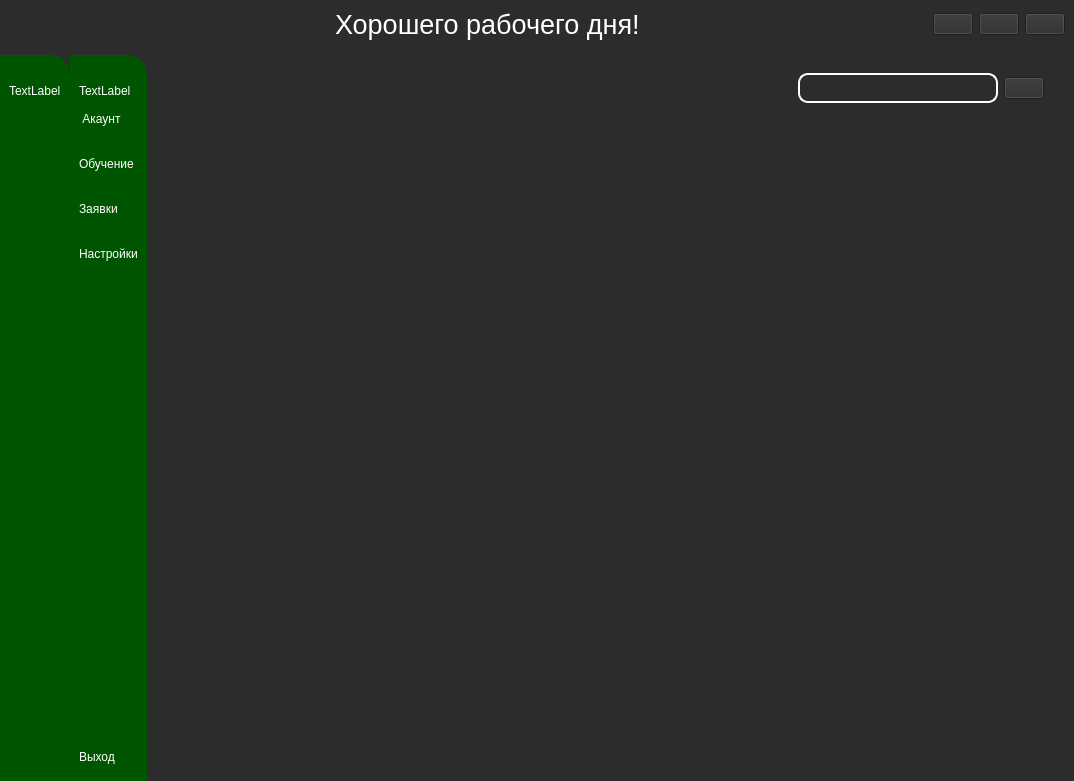
Above: main.ui from Gumke1/11111111 before the change. Below: the same form after it.
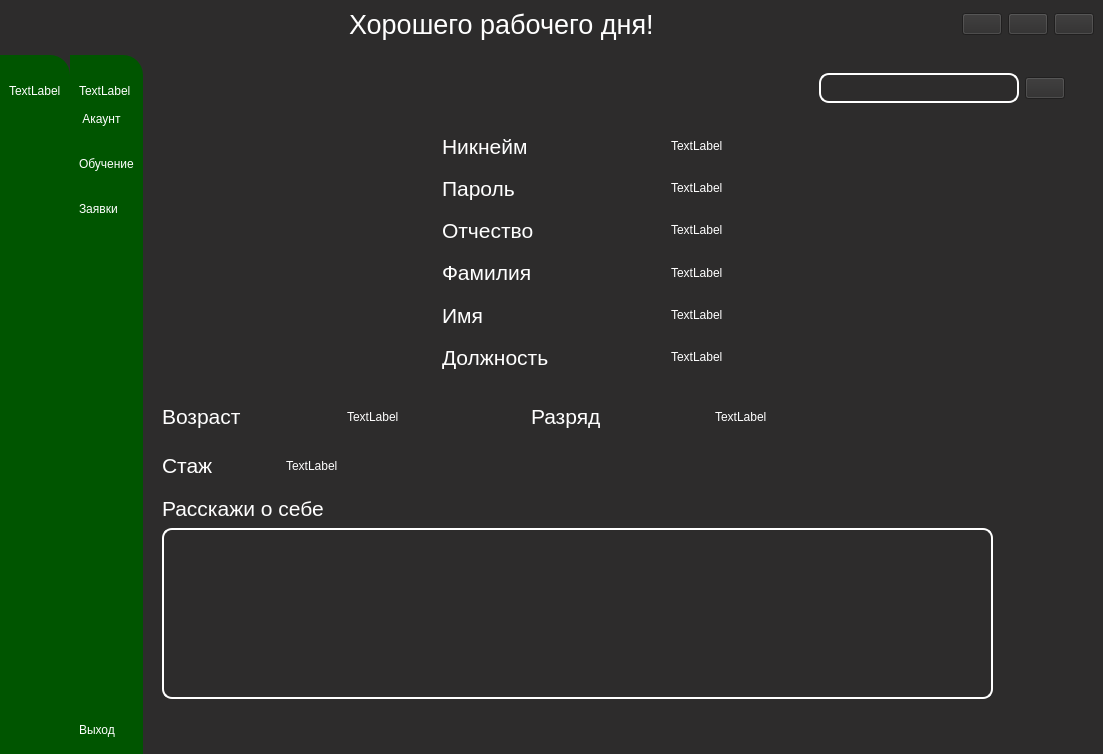
That is the form after the change. The open tabs and pages were chosen to show the change. Icons and pictures are not drawn.

```diff
--- a/main.ui
+++ b/main.ui
@@ -6,8 +6,8 @@
    <rect>
     <x>0</x>
     <y>0</y>
-    <width>1074</width>
-    <height>781</height>
+    <width>1103</width>
+    <height>754</height>
    </rect>
   </property>
   <property name="windowTitle">
@@ -444,24 +444,6 @@
            </property>
           </widget>
          </item>
-         <item>
-          <widget class="QPushButton" name="pushButton_settings2">
-           <property name="text">
-            <string>Настройки</string>
-           </property>
-           <property name="icon">
-            <iconset resource="resourses.qrc">
-             <normaloff>:/res/settings_24dp_FFFFFF_FILL0_wght400_GRAD0_opsz24.png</normaloff>
-             <normalon>:/res/settings_24dp_005500_FILL0_wght400_GRAD0_opsz24.png</normalon>:/res/settings_24dp_FFFFFF_FILL0_wght400_GRAD0_opsz24.png</iconset>
-           </property>
-           <property name="checkable">
-            <bool>true</bool>
-           </property>
-           <property name="autoExclusive">
-            <bool>true</bool>
-           </property>
-          </widget>
-         </item>
         </layout>
        </item>
        <item>
@@ -615,8 +597,493 @@
          <property name="currentIndex">
           <number>2</number>
          </property>
-         <widget class="QWidget" name="education_page"/>
-         <widget class="QWidget" name="acc_page"/>
+         <widget class="QWidget" name="education_page">
+          <widget class="QLabel" name="label_12">
+           <property name="geometry">
+            <rect>
+             <x>10</x>
+             <y>50</y>
+             <width>261</width>
+             <height>291</height>
+            </rect>
+           </property>
+           <property name="styleSheet">
+            <string notr="true">border-radius:20px;
+</string>
+           </property>
+           <property name="text">
+            <string/>
+           </property>
+           <property name="pixmap">
+            <pixmap resource="resourses.qrc">:/res/dude.png</pixmap>
+           </property>
+           <property name="scaledContents">
+            <bool>true</bool>
+           </property>
+          </widget>
+          <widget class="QLabel" name="label_17">
+           <property name="geometry">
+            <rect>
+             <x>290</x>
+             <y>50</y>
+             <width>281</width>
+             <height>291</height>
+            </rect>
+           </property>
+           <property name="text">
+            <string/>
+           </property>
+           <property name="pixmap">
+            <pixmap resource="resourses.qrc">:/res/dude2.png</pixmap>
+           </property>
+           <property name="scaledContents">
+            <bool>true</bool>
+           </property>
+          </widget>
+          <widget class="QLabel" name="label_25">
+           <property name="geometry">
+            <rect>
+             <x>590</x>
+             <y>50</y>
+             <width>271</width>
+             <height>291</height>
+            </rect>
+           </property>
+           <property name="text">
+            <string/>
+           </property>
+           <property name="pixmap">
+            <pixmap resource="resourses.qrc">:/res/dude1.png</pixmap>
+           </property>
+           <property name="scaledContents">
+            <bool>true</bool>
+           </property>
+          </widget>
+          <widget class="QLabel" name="label_30">
+           <property name="geometry">
+            <rect>
+             <x>10</x>
+             <y>10</y>
+             <width>401</width>
+             <height>31</height>
+            </rect>
+           </property>
+           <property name="font">
+            <font>
+             <pointsize>16</pointsize>
+            </font>
+           </property>
+           <property name="text">
+            <string>Повышение квалификация</string>
+           </property>
+          </widget>
+          <widget class="QPushButton" name="pushButton_link1">
+           <property name="geometry">
+            <rect>
+             <x>20</x>
+             <y>510</y>
+             <width>261</width>
+             <height>41</height>
+            </rect>
+           </property>
+           <property name="styleSheet">
+            <string notr="true">background-color: rgb(0, 153, 81);
+color: white;
+border-radius: 20px;</string>
+           </property>
+           <property name="text">
+            <string>Повысить квалификацию</string>
+           </property>
+          </widget>
+          <widget class="QPushButton" name="pushButton_link2">
+           <property name="geometry">
+            <rect>
+             <x>310</x>
+             <y>510</y>
+             <width>261</width>
+             <height>41</height>
+            </rect>
+           </property>
+           <property name="styleSheet">
+            <string notr="true">background-color: rgb(0, 153, 81);
+color: white;
+border-radius: 20px;</string>
+           </property>
+           <property name="text">
+            <string>Повысить квалификацию</string>
+           </property>
+          </widget>
+          <widget class="QPushButton" name="pushButton_link3">
+           <property name="geometry">
+            <rect>
+             <x>590</x>
+             <y>510</y>
+             <width>261</width>
+             <height>41</height>
+            </rect>
+           </property>
+           <property name="styleSheet">
+            <string notr="true">background-color: rgb(0, 153, 81);
+color: white;
+border-radius: 20px;</string>
+           </property>
+           <property name="text">
+            <string>Повысить квалификацию</string>
+           </property>
+          </widget>
+          <widget class="QLabel" name="label_31">
+           <property name="geometry">
+            <rect>
+             <x>10</x>
+             <y>360</y>
+             <width>271</width>
+             <height>121</height>
+            </rect>
+           </property>
+           <property name="styleSheet">
+            <string notr="true">QLabel{
+setWordWrap(true);
+}</string>
+           </property>
+           <property name="text">
+            <string>На курсе вы узнаете про устройство и эксплуатацию токарных станков, правилам заточки и термообработки, а также вспомните основные свойства обрабатываемых материалов. После вы сможете применять эти знания непосредственно на практике.</string>
+           </property>
+           <property name="wordWrap">
+            <bool>true</bool>
+           </property>
+          </widget>
+          <widget class="QLabel" name="label_32">
+           <property name="geometry">
+            <rect>
+             <x>300</x>
+             <y>360</y>
+             <width>271</width>
+             <height>121</height>
+            </rect>
+           </property>
+           <property name="text">
+            <string>Курс обучает методам консервации и хранения техники, предотвращению ее повреждения, а также безопасной транспортировке. Слушатели освоят технологии, материалы и принципы сохранения техники.</string>
+           </property>
+           <property name="wordWrap">
+            <bool>true</bool>
+           </property>
+          </widget>
+          <widget class="QLabel" name="label_33">
+           <property name="geometry">
+            <rect>
+             <x>594</x>
+             <y>365</y>
+             <width>251</width>
+             <height>131</height>
+            </rect>
+           </property>
+           <property name="text">
+            <string>Специалисты сваривают и режут металлические или полимерные изделий на производстве, стройплощадках, станциях технического обслуживания и других объектах. Наладчики оборудования и операторы установок контролируют режимы работы и следят за исправностью спецтехники</string>
+           </property>
+           <property name="wordWrap">
+            <bool>true</bool>
+           </property>
+          </widget>
+         </widget>
+         <widget class="QWidget" name="acc_page">
+          <widget class="QLabel" name="label_8">
+           <property name="geometry">
+            <rect>
+             <x>0</x>
+             <y>0</y>
+             <width>271</width>
+             <height>271</height>
+            </rect>
+           </property>
+           <property name="minimumSize">
+            <size>
+             <width>40</width>
+             <height>40</height>
+            </size>
+           </property>
+           <property name="text">
+            <string/>
+           </property>
+           <property name="pixmap">
+            <pixmap resource="resourses.qrc">:/res/kisspng-user-profile-2018-in-sight-user-conference-expo-5b554c0968c377.0307553315323166814291-fotor-bg-remover-20241102121640.png</pixmap>
+           </property>
+           <property name="scaledContents">
+            <bool>true</bool>
+           </property>
+          </widget>
+          <widget class="QTextEdit" name="textEdit_pfil">
+           <property name="geometry">
+            <rect>
+             <x>10</x>
+             <y>410</y>
+             <width>831</width>
+             <height>171</height>
+            </rect>
+           </property>
+           <property name="styleSheet">
+            <string notr="true">border: 2px solid white;
+border-radius: 10px;
+color: white;</string>
+           </property>
+          </widget>
+          <widget class="QLabel" name="label_34">
+           <property name="geometry">
+            <rect>
+             <x>10</x>
+             <y>380</y>
+             <width>241</width>
+             <height>21</height>
+            </rect>
+           </property>
+           <property name="font">
+            <font>
+             <pointsize>16</pointsize>
+            </font>
+           </property>
+           <property name="text">
+            <string>Расскажи о себе </string>
+           </property>
+          </widget>
+          <widget class="QWidget" name="">
+           <property name="geometry">
+            <rect>
+             <x>10</x>
+             <y>330</y>
+             <width>241</width>
+             <height>35</height>
+            </rect>
+           </property>
+           <layout class="QHBoxLayout" name="horizontalLayout_12">
+            <item>
+             <widget class="QLabel" name="label_15">
+              <property name="font">
+               <font>
+                <pointsize>16</pointsize>
+               </font>
+              </property>
+              <property name="text">
+               <string>Стаж</string>
+              </property>
+             </widget>
+            </item>
+            <item>
+             <widget class="QLabel" name="label_exp">
+              <property name="text">
+               <string>TextLabel</string>
+              </property>
+             </widget>
+            </item>
+           </layout>
+          </widget>
+          <widget class="QWidget" name="">
+           <property name="geometry">
+            <rect>
+             <x>10</x>
+             <y>280</y>
+             <width>731</width>
+             <height>37</height>
+            </rect>
+           </property>
+           <layout class="QHBoxLayout" name="horizontalLayout_15">
+            <item>
+             <layout class="QHBoxLayout" name="horizontalLayout_9">
+              <item>
+               <widget class="QLabel" name="label_13">
+                <property name="font">
+                 <font>
+                  <pointsize>16</pointsize>
+                 </font>
+                </property>
+                <property name="text">
+                 <string>Возраст</string>
+                </property>
+               </widget>
+              </item>
+              <item>
+               <widget class="QLabel" name="label_age">
+                <property name="text">
+                 <string>TextLabel</string>
+                </property>
+               </widget>
+              </item>
+             </layout>
+            </item>
+            <item>
+             <layout class="QHBoxLayout" name="horizontalLayout_11">
+              <item>
+               <widget class="QLabel" name="label_14">
+                <property name="font">
+                 <font>
+                  <pointsize>16</pointsize>
+                 </font>
+                </property>
+                <property name="text">
+                 <string>Разряд</string>
+                </property>
+               </widget>
+              </item>
+              <item>
+               <widget class="QLabel" name="label_level">
+                <property name="text">
+                 <string>TextLabel</string>
+                </property>
+               </widget>
+              </item>
+             </layout>
+            </item>
+           </layout>
+          </widget>
+          <widget class="QWidget" name="">
+           <property name="geometry">
+            <rect>
+             <x>290</x>
+             <y>10</y>
+             <width>451</width>
+             <height>247</height>
+            </rect>
+           </property>
+           <layout class="QVBoxLayout" name="verticalLayout_9">
+            <item>
+             <layout class="QHBoxLayout" name="horizontalLayout_13">
+              <item>
+               <widget class="QLabel" name="label_18">
+                <property name="font">
+                 <font>
+                  <pointsize>16</pointsize>
+                 </font>
+                </property>
+                <property name="text">
+                 <string>Никнейм</string>
+                </property>
+               </widget>
+              </item>
+              <item>
+               <widget class="QLabel" name="label_nik">
+                <property name="text">
+                 <string>TextLabel</string>
+                </property>
+               </widget>
+              </item>
+             </layout>
+            </item>
+            <item>
+             <layout class="QHBoxLayout" name="horizontalLayout_14">
+              <item>
+               <widget class="QLabel" name="label_19">
+                <property name="font">
+                 <font>
+                  <pointsize>16</pointsize>
+                 </font>
+                </property>
+                <property name="text">
+                 <string>Пароль</string>
+                </property>
+               </widget>
+              </item>
+              <item>
+               <widget class="QLabel" name="label_Password">
+                <property name="text">
+                 <string>TextLabel</string>
+                </property>
+               </widget>
+              </item>
+             </layout>
+            </item>
+            <item>
+             <layout class="QHBoxLayout" name="horizontalLayout_7">
+              <item>
+               <widget class="QLabel" name="label_11">
+                <property name="font">
+                 <font>
+                  <pointsize>16</pointsize>
+                 </font>
+                </property>
+                <property name="text">
+                 <string>Отчество</string>
+                </property>
+               </widget>
+              </item>
+              <item>
+               <widget class="QLabel" name="label_midlename">
+                <property name="text">
+                 <string>TextLabel</string>
+                </property>
+               </widget>
+              </item>
+             </layout>
+            </item>
+            <item>
+             <layout class="QHBoxLayout" name="horizontalLayout_5">
+              <item>
+               <widget class="QLabel" name="label_9">
+                <property name="font">
+                 <font>
+                  <pointsize>16</pointsize>
+                 </font>
+                </property>
+                <property name="text">
+                 <string>Фамилия</string>
+                </property>
+               </widget>
+              </item>
+              <item>
+               <widget class="QLabel" name="label_secondnaame">
+                <property name="text">
+                 <string>TextLabel</string>
+                </property>
+               </widget>
+              </item>
+             </layout>
+            </item>
+            <item>
+             <layout class="QHBoxLayout" name="horizontalLayout_6">
+              <item>
+               <widget class="QLabel" name="label_10">
+                <property name="font">
+                 <font>
+                  <pointsize>16</pointsize>
+                 </font>
+                </property>
+                <property name="text">
+                 <string>Имя</string>
+                </property>
+               </widget>
+              </item>
+              <item>
+               <widget class="QLabel" name="label_name">
+                <property name="text">
+                 <string>TextLabel</string>
+                </property>
+               </widget>
+              </item>
+             </layout>
+            </item>
+            <item>
+             <layout class="QHBoxLayout" name="horizontalLayout_8">
+              <item>
+               <widget class="QLabel" name="label_16">
+                <property name="font">
+                 <font>
+                  <pointsize>16</pointsize>
+                 </font>
+                </property>
+                <property name="text">
+                 <string>Должность</string>
+                </property>
+               </widget>
+              </item>
+              <item>
+               <widget class="QLabel" name="label_post">
+                <property name="text">
+                 <string>TextLabel</string>
+                </property>
+               </widget>
+              </item>
+             </layout>
+            </item>
+           </layout>
+          </widget>
+         </widget>
          <widget class="QWidget" name="order_page">
           <widget class="QLineEdit" name="lineEdit_login_reg">
            <property name="geometry">
```
Left out of the diff: 237 changed lines with no effect on the pictures.
